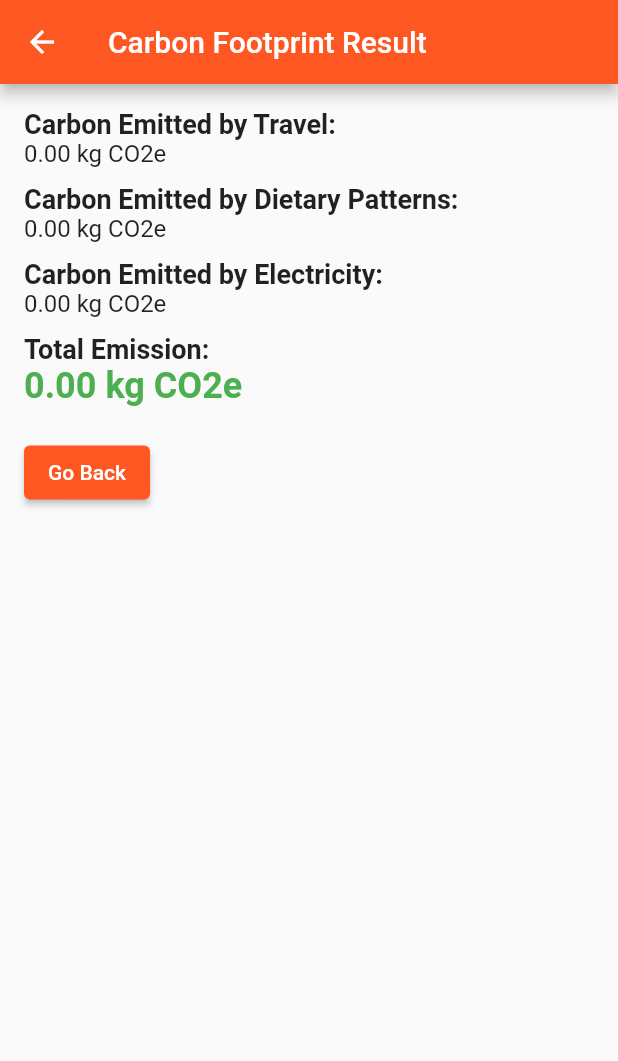
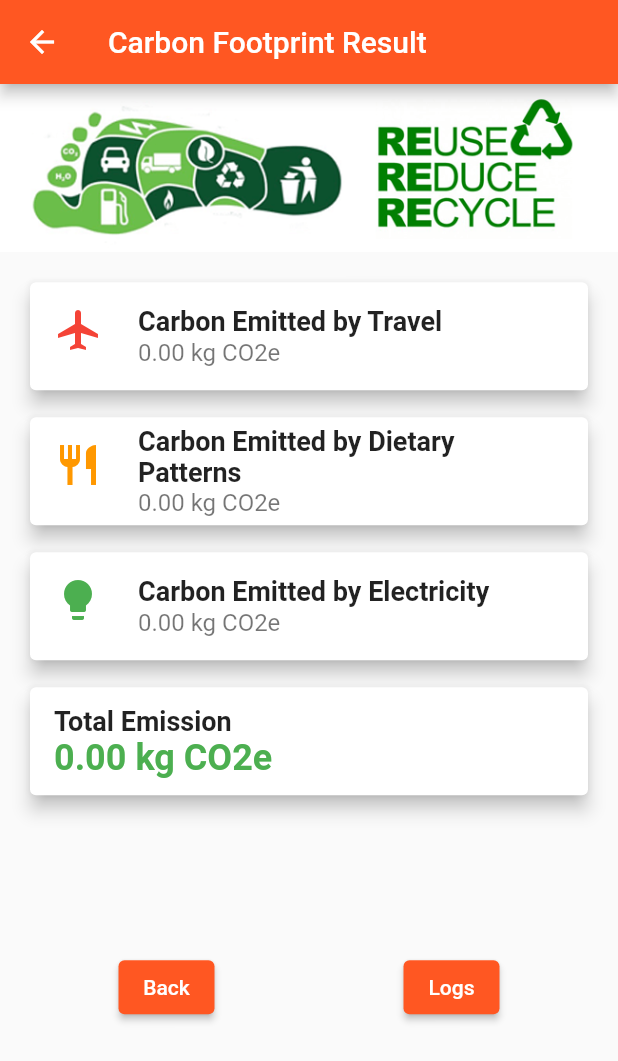
Before and after one commit to IT21078996/FuelFinder, a Flutter app: the CFCResult screen opened directly with empty values, on a phone screen of 412 x 824 dp. Shown: the top 1061 px of the screen. Run offline on Flutter 3.47's test engine with Material 2 defaults, Android fonts, the phone set to English and light mode, and no system bars; our stand-ins replace cloud_firestore, firebase_auth, firebase_core, firebase_storage, geolocator, google_maps_flutter and 1 more; missing offline and left inert: google_maps_webservice; accounts and stored records are empty.

Commit message:
logs screen and cfc ui updates

```diff
--- a/fuel_finder/lib/main.dart
+++ b/fuel_finder/lib/main.dart
@@ -21,6 +21,7 @@ class MyApp extends StatelessWidget {
       initialData:
           UserModel(uid: "", name: '', email: '', profilePictureUrl: ''),
       child: MaterialApp(
+        debugShowCheckedModeBanner: false,
         title: 'FuelFinder',
         theme: ThemeData(
           primarySwatch: Colors.deepOrange,
--- a/fuel_finder/lib/screens/cfc_result.dart
+++ b/fuel_finder/lib/screens/cfc_result.dart
@@ -1,4 +1,7 @@
 import 'package:flutter/material.dart';
+import 'package:fuel_finder/screens/logs.dart';
+
+import 'cfc.dart';
 
 class CFCResult extends StatefulWidget {
   final double carbonFootprint;
@@ -25,43 +28,91 @@ class _CFCResultState extends State<CFCResult> {
       appBar: AppBar(
         title: Text('Carbon Footprint Result'),
       ),
-      body: Padding(
+      body: SingleChildScrollView(
+        child: Column(
+          children: [
+            Image.asset('assets/images/cfc_results_banner.png'),
+            Padding(
               padding: const EdgeInsets.all(16.0),
               child: Column(
                 crossAxisAlignment: CrossAxisAlignment.start,
                 children: [
-            Text(
-              'Carbon Emitted by Travel:',
-              style: TextStyle(fontSize: 18, fontWeight: FontWeight.bold),
+                  // Travel Emissions
+                  Card(
+                    elevation: 5,
+                    child: ListTile(
+                      leading: Icon(
+                        Icons.airplanemode_active,
+                        size: 32,
+                        color: Colors.red,
                       ),
-            Text(
+                      title: Text(
+                        'Carbon Emitted by Travel',
+                        style: TextStyle(
+                            fontSize: 18, fontWeight: FontWeight.bold),
+                      ),
+                      subtitle: Text(
                         '${widget.travelEmissions.toStringAsFixed(2)} kg CO2e',
                         style: TextStyle(fontSize: 16),
                       ),
+                    ),
+                  ),
                   SizedBox(height: 10),
-            Text(
-              'Carbon Emitted by Dietary Patterns:',
-              style: TextStyle(fontSize: 18, fontWeight: FontWeight.bold),
+
+                  // Dietary Emissions
+                  Card(
+                    elevation: 5,
+                    child: ListTile(
+                      leading: Icon(
+                        Icons.restaurant,
+                        size: 32,
+                        color: Colors.orange,
                       ),
-            Text(
+                      title: Text(
+                        'Carbon Emitted by Dietary Patterns',
+                        style: TextStyle(
+                            fontSize: 18, fontWeight: FontWeight.bold),
+                      ),
+                      subtitle: Text(
                         '${widget.dietEmissions.toStringAsFixed(2)} kg CO2e',
                         style: TextStyle(fontSize: 16),
                       ),
+                    ),
+                  ),
                   SizedBox(height: 10),
-            Text(
-              'Carbon Emitted by Electricity:',
-              style: TextStyle(fontSize: 18, fontWeight: FontWeight.bold),
+
+                  // Electricity Emissions
+                  Card(
+                    elevation: 5,
+                    child: ListTile(
+                      leading: Icon(
+                        Icons.lightbulb,
+                        size: 32,
+                        color: Colors.green,
                       ),
-            Text(
+                      title: Text(
+                        'Carbon Emitted by Electricity',
+                        style: TextStyle(
+                            fontSize: 18, fontWeight: FontWeight.bold),
+                      ),
+                      subtitle: Text(
                         '${widget.electricityEmissions.toStringAsFixed(2)} kg CO2e',
                         style: TextStyle(fontSize: 16),
                       ),
+                    ),
+                  ),
                   SizedBox(height: 10),
-            Text(
-              'Total Emission:',
-              style: TextStyle(fontSize: 18, fontWeight: FontWeight.bold),
+
+                  // Total Emission
+                  Card(
+                    elevation: 5,
+                    child: ListTile(
+                      title: Text(
+                        'Total Emission',
+                        style: TextStyle(
+                            fontSize: 18, fontWeight: FontWeight.bold),
                       ),
-            Text(
+                      subtitle: Text(
                         '${widget.carbonFootprint.toStringAsFixed(2)} kg CO2e',
                         style: TextStyle(
                           fontSize: 24,
@@ -69,13 +120,38 @@ class _CFCResultState extends State<CFCResult> {
                           fontWeight: FontWeight.bold,
                         ),
                       ),
-            SizedBox(height: 20),
+                    ),
+                  ),
+                  SizedBox(height: 100),
+                  Row(
+                    mainAxisAlignment: MainAxisAlignment.spaceAround,
+                    children: [
                       ElevatedButton(
                         onPressed: () {
-                // Navigate back to the input screen.
-                Navigator.pop(context);
+                          Navigator.pushReplacement(
+                            context,
+                            MaterialPageRoute(
+                              builder: (context) => CFC(),
+                            ),
+                          );
                         },
-              child: Text('Go Back'),
+                        child: Text('Back'),
+                      ),
+                      ElevatedButton(
+                        onPressed: () {
+                          Navigator.push(
+                            context,
+                            MaterialPageRoute(
+                              builder: (context) => LogsScreen(),
+                            ),
+                          );
+                        },
+                        child: Text('Logs'),
+                      ),
+                    ],
+                  ),
+                ],
+              ),
             ),
           ],
         ),
--- a/fuel_finder/pubspec.yaml
+++ b/fuel_finder/pubspec.yaml
@@ -45,7 +45,7 @@ dependencies:
   http: ^0.13.4
   google_maps_directions: 0.0.3+4
   flutter_statusbarcolor_ns: ^0.5.0
-
+  intl: ^0.18.1
 
   # The following adds the Cupertino Icons font to your application.
   # Use with the CupertinoIcons class for iOS style icons.
```
Also changed, not shown: fuel_finder/lib/screens/cfc.dart (+27 -19 lines), fuel_finder/lib/screens/cfc_form.dart (+49 -4 lines), fuel_finder/lib/screens/logs.dart (added, +141 -0 lines), fuel_finder/assets/images/cfc_form_banner.png (added), fuel_finder/assets/images/cfc_results_banner.png (added), fuel_finder/assets/images/logs_banner.jpg (added), fuel_finder/pubspec.lock. Lines whose indentation alone changed are shown as unchanged.
